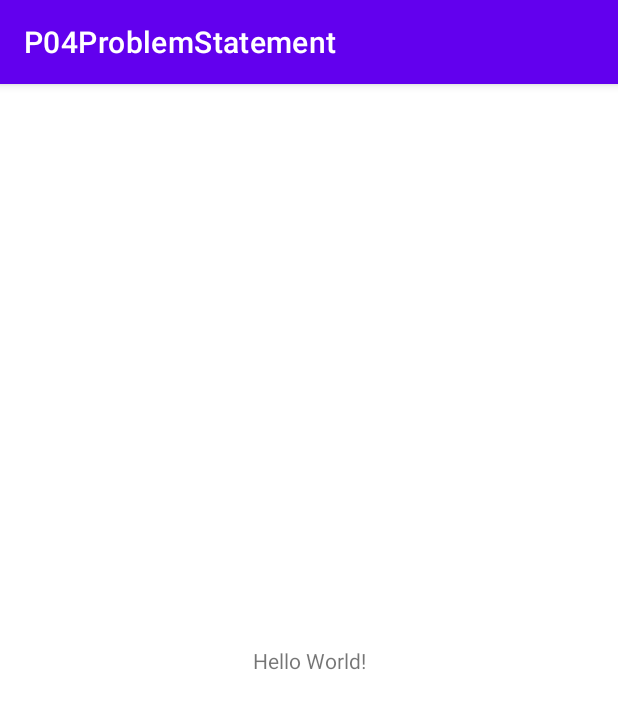
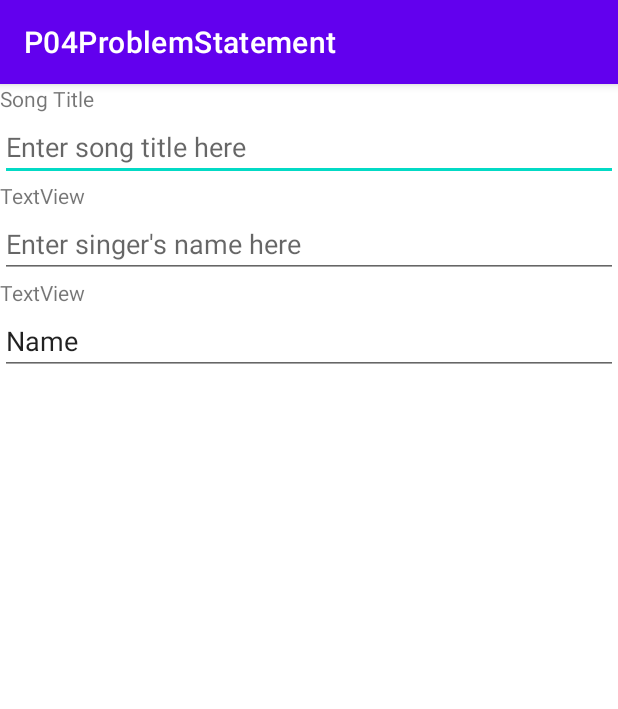
Before and after one commit to NixWM/P04ProblemStatement, an Android app: the screen it shows after launch (MainActivity), on a phone screen of 412 x 824 dp. Shown: the top 709 px of the screen. Run offline under Robolectric (Android 15) with nearby library versions, the phone set to English and light mode, and no system bars.

Commit message:
Added 3 activity and 3 xml

```diff
--- /dev/null
+++ b/app/src/main/java/sg/edu/ro/c346/id16046530/p04problemstatement/SecondActivity.java
@@ -0,0 +1,4 @@
+package sg.edu.ro.c346.id16046530.p04problemstatement;
+
+public class SecondActivity {
+}
--- /dev/null
+++ b/app/src/main/java/sg/edu/ro/c346/id16046530/p04problemstatement/ThirdActivity.java
@@ -0,0 +1,4 @@
+package sg.edu.ro.c346.id16046530.p04problemstatement;
+
+public class ThirdActivity {
+}
--- a/app/src/main/res/layout/activity_main.xml
+++ b/app/src/main/res/layout/activity_main.xml
@@ -1,18 +1,57 @@
 <?xml version="1.0" encoding="utf-8"?>
-<androidx.constraintlayout.widget.ConstraintLayout xmlns:android="http://schemas.android.com/apk/res/android"
+<LinearLayout xmlns:android="http://schemas.android.com/apk/res/android"
     xmlns:app="http://schemas.android.com/apk/res-auto"
     xmlns:tools="http://schemas.android.com/tools"
     android:layout_width="match_parent"
     android:layout_height="match_parent"
+    android:orientation="vertical"
     tools:context=".MainActivity">
 
     <TextView
+        android:id="@+id/tvSongTitlePH"
         android:layout_width="wrap_content"
         android:layout_height="wrap_content"
-        android:text="Hello World!"
+        android:text="@string/song_title"
         app:layout_constraintBottom_toBottomOf="parent"
         app:layout_constraintLeft_toLeftOf="parent"
         app:layout_constraintRight_toRightOf="parent"
         app:layout_constraintTop_toTopOf="parent" />
 
-</androidx.constraintlayout.widget.ConstraintLayout>
+    <EditText
+        android:id="@+id/etSongTitle"
+        android:layout_width="match_parent"
+        android:layout_height="wrap_content"
+        android:autofillHints=""
+        android:ems="10"
+        android:hint="Enter song title here"
+        android:inputType="textPersonName" />
+
+    <TextView
+        android:id="@+id/tvSingerPH"
+        android:layout_width="match_parent"
+        android:layout_height="wrap_content"
+        android:text="TextView" />
+
+    <EditText
+        android:id="@+id/etSingers"
+        android:layout_width="match_parent"
+        android:layout_height="wrap_content"
+        android:ems="10"
+        android:hint="Enter singer's name here"
+        android:inputType="textPersonName" />
+
+    <TextView
+        android:id="@+id/textView2"
+        android:layout_width="match_parent"
+        android:layout_height="wrap_content"
+        android:text="TextView" />
+
+    <EditText
+        android:id="@+id/editTextTextPersonName3"
+        android:layout_width="match_parent"
+        android:layout_height="wrap_content"
+        android:ems="10"
+        android:inputType="textPersonName"
+        android:text="Name" />
+
+</LinearLayout>
--- /dev/null
+++ b/app/src/main/res/layout/second_activity.xml
@@ -0,0 +1,6 @@
+<?xml version="1.0" encoding="utf-8"?>
+<LinearLayout xmlns:android="http://schemas.android.com/apk/res/android"
+    android:orientation="vertical" android:layout_width="match_parent"
+    android:layout_height="match_parent">
+
+</LinearLayout>
--- /dev/null
+++ b/app/src/main/res/layout/third_activity.xml
@@ -0,0 +1,6 @@
+<?xml version="1.0" encoding="utf-8"?>
+<LinearLayout xmlns:android="http://schemas.android.com/apk/res/android"
+    android:orientation="vertical" android:layout_width="match_parent"
+    android:layout_height="match_parent">
+
+</LinearLayout>
--- a/app/src/main/res/values/strings.xml
+++ b/app/src/main/res/values/strings.xml
@@ -1,3 +1,4 @@
 <resources>
     <string name="app_name">P04ProblemStatement</string>
+    <string name="song_title">Song Title</string>
 </resources>
```
